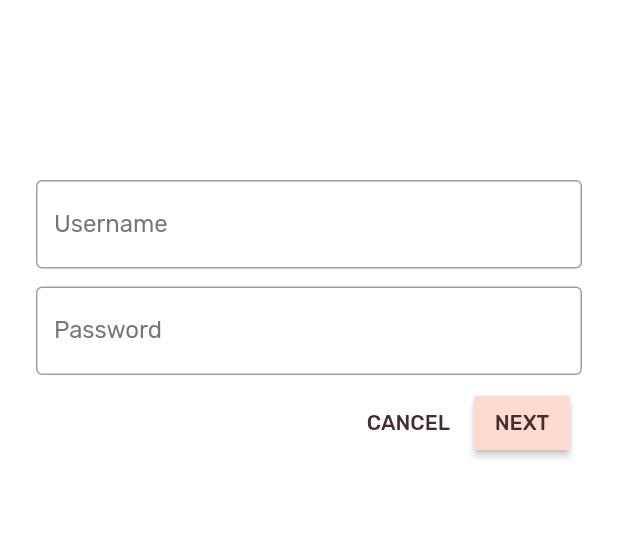
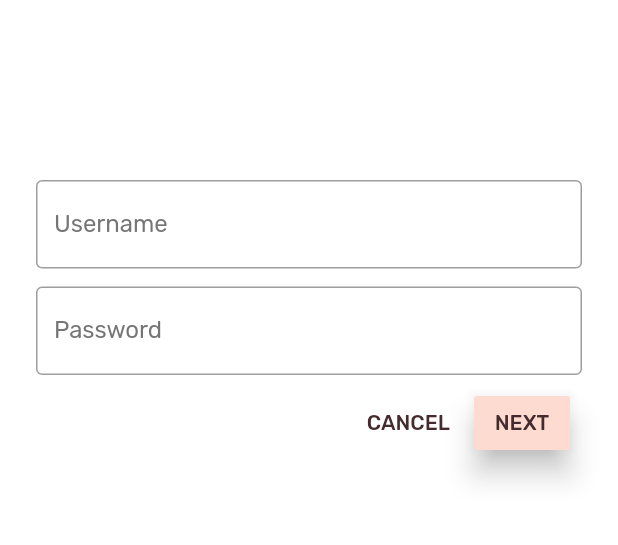
Before and after one commit to wizozmac/mdc_100_series, a Flutter app: the screen it shows after launch, on a phone screen of 412 x 824 dp, the part 237-782 px from its top. Run offline on Flutter 3.47's test engine with Material 2 defaults, Android fonts, the phone set to English and light mode, and no system bars; missing offline and left inert: pedantic_mono.

Commit message:
MDC-103 Flutter: Material Theming with Color, Shape, Elevation, and Type (Flutter) 6. Adjust elevation

```diff
--- a/lib/home.dart
+++ b/lib/home.dart
@@ -36,6 +36,8 @@ class HomePage extends StatelessWidget {
       return Card(
         clipBehavior: Clip.antiAlias,
         // TODO: Adjust card heights (103)
+
+        elevation: 0.0,
         child: Column(
           // TODO: Center items on the card (103)
 
--- a/lib/login.dart
+++ b/lib/login.dart
@@ -106,6 +106,7 @@ class _LoginPageState extends State<LoginPage> {
                 // TODO: Add a beveled rectangular border to NEXT (103)
                 RaisedButton(
                   child: Text('NEXT'),
+                  elevation: 8.0, // New code
                   onPressed: () {
                     // TODO: Show the next page (101)
                     Navigator.pop(context);
```
